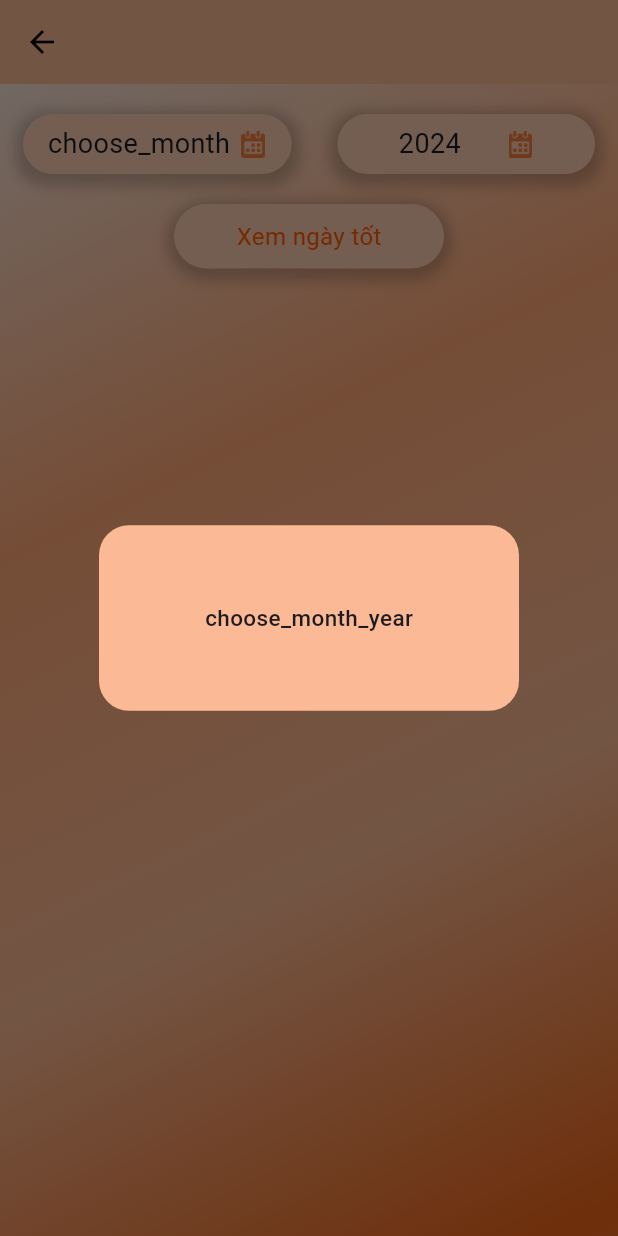
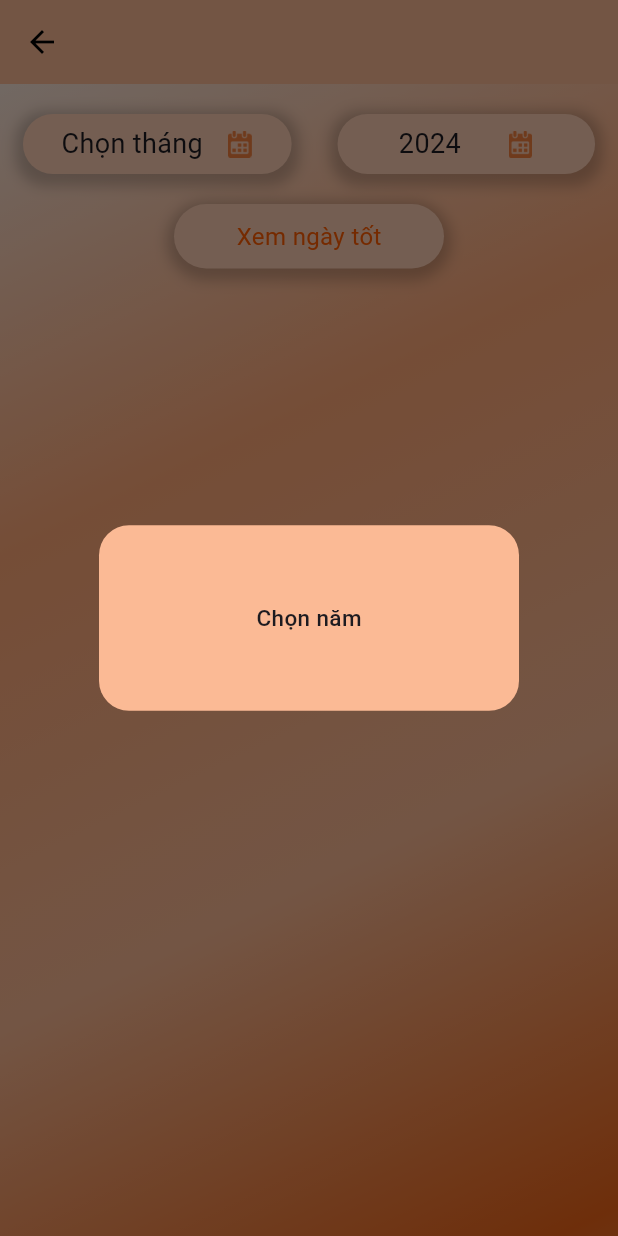
Before and after one commit to ducbinhnguyennd/giapha, a Flutter app: the ChiTietXemNgayTot screen opened directly with empty values, after a tap on "Xem ngày tốt", on a phone screen of 412 x 824 dp. Run offline on Flutter 3.47's test engine with Material 3 defaults, Android fonts, the phone set to English and light mode, and no system bars; our stand-ins replace dio, flutter_secure_storage, fluttertoast, image_picker, scroll_date_picker, scroll_snap_list and 1 more; missing offline and left inert: shake; accounts and stored records are empty; Roboto replaces fonts that are missing (CCGabrielBautistaLito); key blocks and very long unbroken strings in the code were emptied for the run.

Commit message:
update code win

```diff
--- /dev/null
+++ b/devtools_options.yaml
@@ -0,0 +1 @@
+extensions:
--- a/lib/screens/services_screen/vankhan/vankhan_screen.dart
+++ b/lib/screens/services_screen/vankhan/vankhan_screen.dart
@@ -15,27 +15,27 @@ class _VanKhanState extends State<VanKhan> {
     ItemLoai(
         icon: 'assets/icons/danhgia.png',
         ten: 'VĂN KHẤN',
-        loai: 'lunar_new_year',
+        loai: 'Tết nguyên đán',
         check: 'tetnguyendan'),
     ItemLoai(
         icon: 'assets/icons/danhgia.png',
         ten: 'VĂN KHẤN',
-        loai: 'festivals_of_year',
+        loai: 'Tết trong năm',
         check: 'tettrongnam'),
     ItemLoai(
         icon: 'assets/icons/danhgia.png',
         ten: 'VĂN KHẤN',
-        loai: 'tangle_giochap',
+        loai: 'Tang lễ, giỗ chạp',
         check: 'tangle'),
     ItemLoai(
         icon: 'assets/icons/danhgia.png',
         ten: 'VĂN KHẤN',
-        loai: 'dinh_mieu_phu',
+        loai: 'Đình, miếu, phủ',
         check: 'dinhdenmieuphu'),
     ItemLoai(
         icon: 'assets/icons/danhgia.png',
         ten: 'VĂN KHẤN',
-        loai: 'nha_congty_shop',
+        loai: 'Nhà, công ty, cửa hàng',
         check: 'nhao'),
     ItemLoai(
         icon: 'assets/icons/danhgia.png',
@@ -93,9 +93,6 @@ class _VanKhanState extends State<VanKhan> {
                   width: 200,
                   child: Column(
                     children: [
-                      const SizedBox(
-                        height: 10,
-                      ),
                       Text(
                         ten,
                         style: const TextStyle(fontWeight: FontWeight.bold),
--- a/lib/screens/services_screen/xemngaytot/chitietxemngaytot.dart
+++ b/lib/screens/services_screen/xemngaytot/chitietxemngaytot.dart
@@ -27,19 +27,19 @@ class _ChiTietXemNgayTotState extends State<ChiTietXemNgayTot> {
   int selectedMonth = 0;
   bool isShowList = false;
   List<String> ls = [
-    'please_select',
-    'January',
-    'February',
-    'March',
-    'April',
-    'May',
-    'June',
-    'July',
-    'August',
-    'September',
-    'October',
-    'November',
-    'December'
+    'Vui lòng chọn',
+    'Tháng Một',
+    'Tháng Hai',
+    'Tháng Ba',
+    'Tháng Tư',
+    'Tháng Năm',
+    'Tháng Sáu',
+    'Tháng Bảy',
+    'Tháng Tám',
+    'Tháng Chín',
+    'Tháng Mười',
+    'Tháng 11',
+    'Tháng 12'
   ];
   @override
   void initState() {
@@ -273,7 +273,7 @@ class _ChiTietXemNgayTotState extends State<ChiTietXemNgayTot> {
                                         Text(
                                           selectedMonth != 0
                                               ? '${ls[selectedMonth]}'
-                                              : "choose_month",
+                                              : "Chọn tháng",
                                           style: const TextStyle(
                                               fontSize: 20,
                                               fontWeight: FontWeight.w400),
@@ -294,7 +294,7 @@ class _ChiTietXemNgayTotState extends State<ChiTietXemNgayTot> {
                                         Text(
                                           selectedMonth != 0
                                               ? '${ls[selectedMonth]}'
-                                              : "choose_month",
+                                              : "Chọn tháng",
                                           style: const TextStyle(
                                               fontSize: 18,
                                               fontWeight: FontWeight.w400),
@@ -471,7 +471,7 @@ class _ChiTietXemNgayTotState extends State<ChiTietXemNgayTot> {
                                       Expanded(
                                         child: Center(
                                           child: Text(
-                                            'choose_month_year',
+                                            'Chọn năm',
                                             style: TextStyle(
                                                 fontSize: 15,
                                                 fontWeight: FontWeight.w500),
```
Also changed, not shown: lib/screens/services_screen/xemngaytot/xemngaytot_screen.dart (+8 -8 lines), lib/screens/setting_screen.dart (+42 -41 lines).
